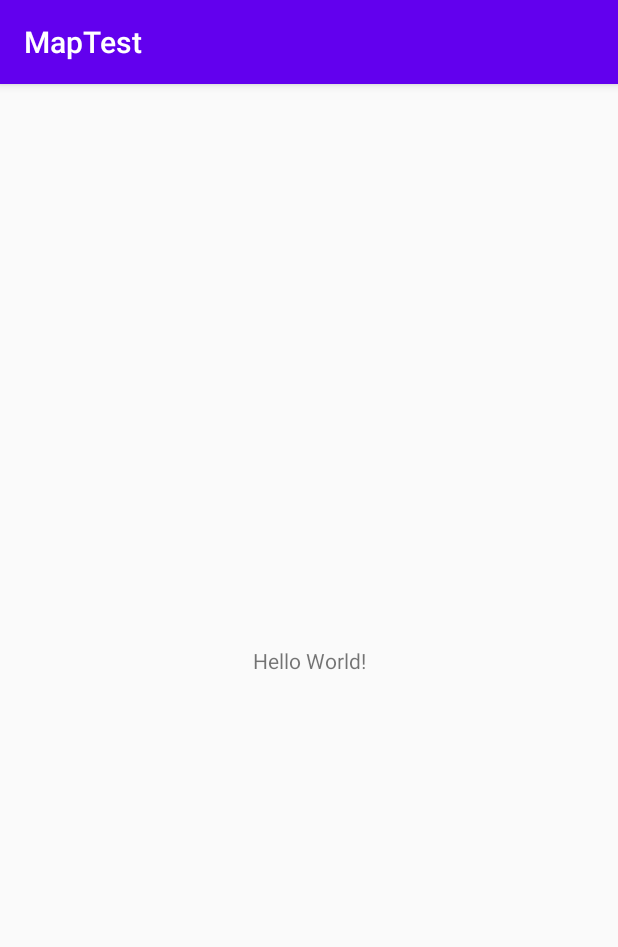
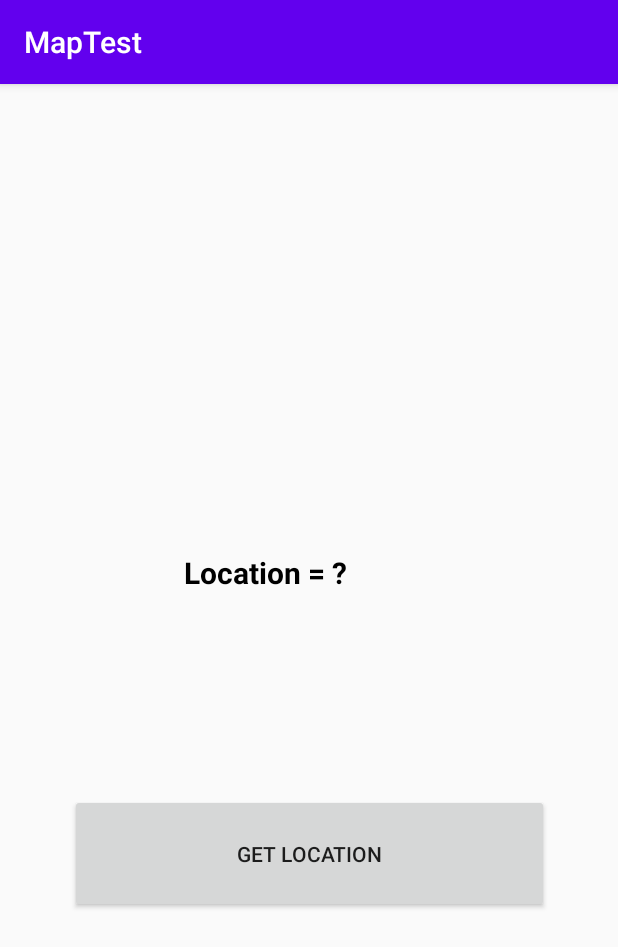
Before and after one commit to Chinthan-Rk/MapTest, an Android app: the screen it shows after launch (MainActivity), on a phone screen of 412 x 824 dp. Shown: the top 947 px of the screen. Run offline under Robolectric (Android 15) with nearby library versions, the phone set to English and light mode, and no system bars.

Commit message:
Worked at first 4 tries

```diff
--- a/app/app/build.gradle
+++ b/app/app/build.gradle
@@ -26,6 +26,7 @@ dependencies {
     implementation fileTree(dir: "libs", include: ["*.jar"])
     implementation 'androidx.appcompat:appcompat:1.1.0'
     implementation 'androidx.constraintlayout:constraintlayout:1.1.3'
+    implementation 'com.google.android.gms:play-services-location:17.0.0'
     testImplementation 'junit:junit:4.12'
     androidTestImplementation 'androidx.test.ext:junit:1.1.1'
     androidTestImplementation 'androidx.test.espresso:espresso-core:3.2.0'
--- a/app/app/src/main/AndroidManifest.xml
+++ b/app/app/src/main/AndroidManifest.xml
@@ -1,7 +1,10 @@
 <?xml version="1.0" encoding="utf-8"?>
 <manifest xmlns:android="http://schemas.android.com/apk/res/android"
     package="com.example.maptest">
+<uses-permission android:name="android.permission.INTERNET"/>
+    <uses-permission android:name="android.permission.ACCESS_FINE_LOCATION" />
 
+    <uses-permission android:name="android.permission.ACCESS_COARSE_LOCATION" />
     <application
         android:allowBackup="true"
         android:icon="@mipmap/ic_launcher"
--- a/app/app/src/main/java/com/example/maptest/MainActivity.java
+++ b/app/app/src/main/java/com/example/maptest/MainActivity.java
@@ -1,14 +1,76 @@
 package com.example.maptest;
 
+import androidx.annotation.NonNull;
 import androidx.appcompat.app.AppCompatActivity;
+import androidx.core.app.ActivityCompat;
+import androidx.core.content.ContextCompat;
 
+import android.Manifest;
+import android.content.pm.PackageManager;
+import android.location.Location;
+import android.location.LocationManager;
 import android.os.Bundle;
+import android.view.View;
+import android.widget.Button;
+import android.widget.TextView;
+import android.widget.Toast;
+
+import com.google.android.gms.location.FusedLocationProviderClient;
+import com.google.android.gms.location.LocationServices;
+import com.google.android.gms.tasks.OnSuccessListener;
+
+import org.w3c.dom.Text;
 
 public class MainActivity extends AppCompatActivity {
 
+
     @Override
     protected void onCreate(Bundle savedInstanceState) {
+
+
         super.onCreate(savedInstanceState);
         setContentView(R.layout.activity_main);
+        Button button = findViewById(R.id.button);
+        final TextView textView = findViewById(R.id.textView);
+
+        final FusedLocationProviderClient fusedLocationClient = LocationServices.getFusedLocationProviderClient(MainActivity.this);
+
+        button.setOnClickListener(new View.OnClickListener() {
+            @Override
+            public void onClick(View v) {
+
+                if (ActivityCompat.checkSelfPermission(MainActivity.this, Manifest.permission.ACCESS_FINE_LOCATION) != PackageManager.PERMISSION_GRANTED && ActivityCompat.checkSelfPermission(MainActivity.this, Manifest.permission.ACCESS_COARSE_LOCATION) != PackageManager.PERMISSION_GRANTED) {
+                    ActivityCompat.requestPermissions(MainActivity.this,
+                            new String[]{Manifest.permission.ACCESS_FINE_LOCATION}, 1);
+                }
+                fusedLocationClient.getLastLocation().addOnSuccessListener(new OnSuccessListener<Location>() {
+                    @Override
+                    public void onSuccess(Location location) {
+                        if (location != null) {
+                            textView.setText("Latitude : " + location.getLatitude() + "\nLongitude : " + location.getLongitude());
+                        }
+                    }
+                });
+
+
+            }
+        });
+
+    }
+
+
+    @Override
+    public void onRequestPermissionsResult(int requestCode, @NonNull String[] permissions, @NonNull int[] grantResults) {
+        if (requestCode == 1) {
+            if (grantResults.length > 0 && grantResults[0] == PackageManager.PERMISSION_GRANTED) {
+                if (ContextCompat.checkSelfPermission(MainActivity.this,
+                        Manifest.permission.ACCESS_FINE_LOCATION) == PackageManager.PERMISSION_GRANTED) {
+                    Toast.makeText(this, "Permission Granted", Toast.LENGTH_SHORT).show();
+                }
+            } else {
+                Toast.makeText(this, "Permission Denied", Toast.LENGTH_SHORT).show();
+            }
+        }
+
     }
 }
--- a/app/app/src/main/res/layout/activity_main.xml
+++ b/app/app/src/main/res/layout/activity_main.xml
@@ -7,12 +7,29 @@
     tools:context=".MainActivity">
 
     <TextView
-        android:layout_width="wrap_content"
-        android:layout_height="wrap_content"
-        android:text="Hello World!"
+        android:id="@+id/textView"
+        android:layout_width="192dp"
+        android:layout_height="38dp"
+        android:textSize="20sp"
+        android:textStyle="bold"
+        android:textColor="#000000"
+        android:text="Location = ?"
         app:layout_constraintBottom_toBottomOf="parent"
+        app:layout_constraintHorizontal_bias="0.557"
         app:layout_constraintLeft_toLeftOf="parent"
         app:layout_constraintRight_toRightOf="parent"
-        app:layout_constraintTop_toTopOf="parent" />
+        app:layout_constraintTop_toTopOf="parent"
+        app:layout_constraintVertical_bias="0.427" />
+
+    <Button
+        android:id="@+id/button"
+        android:layout_width="319dp"
+        android:layout_height="79dp"
+        android:text="Get Location"
+        app:layout_constraintBottom_toBottomOf="parent"
+        app:layout_constraintEnd_toEndOf="parent"
+        app:layout_constraintStart_toStartOf="parent"
+        app:layout_constraintTop_toTopOf="parent"
+        app:layout_constraintVertical_bias="0.687" />
 
 </androidx.constraintlayout.widget.ConstraintLayout>
```
